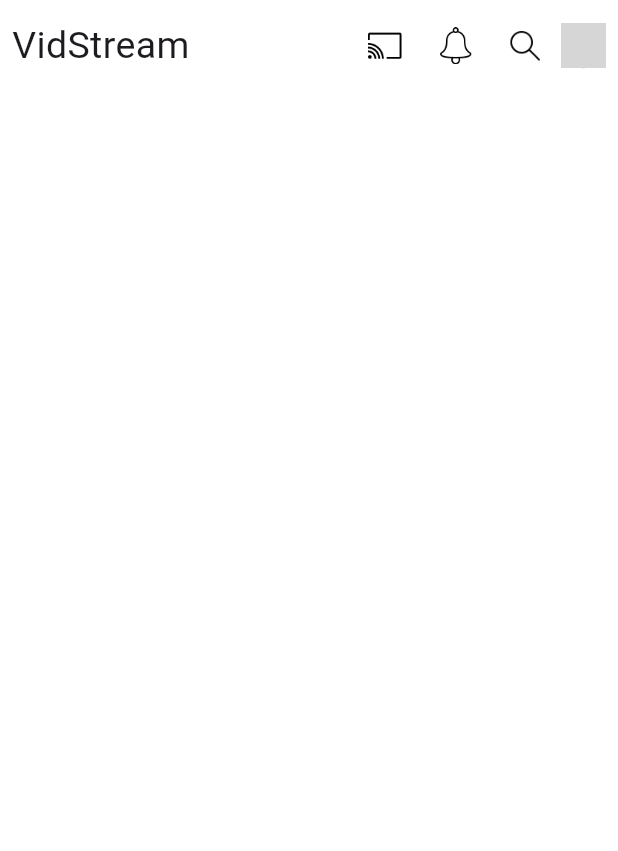
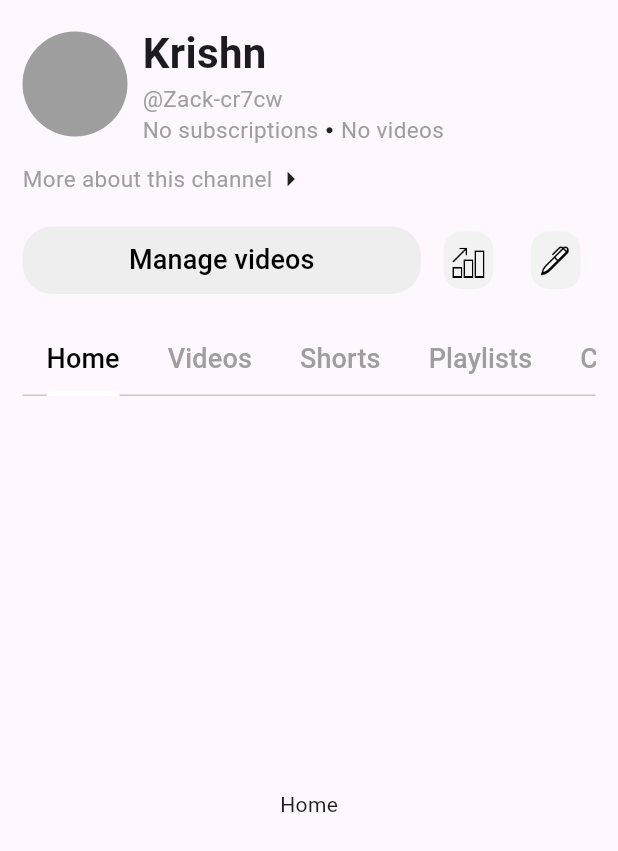
Before and after one commit to zack-04/vidstream, a Flutter app: the screen it shows once a user with an empty profile is signed in, on a phone screen of 412 x 824 dp. Shown: the top 851 px of the screen. Run offline on Flutter 3.47's test engine with Material 3 defaults, Android fonts, the phone set to English and light mode, and no system bars; our stand-ins replace cached_network_image, cloud_firestore, firebase_auth, firebase_core, flutter_riverpod, google_sign_in; accounts and stored records are empty; grey boxes are pictures that could not be loaded.

Commit message:
added  my channel page UI

```diff
--- /dev/null
+++ b/lib/features/channel/my_channel/pages/my_channel_page.dart
@@ -0,0 +1,44 @@
+import 'package:flutter/material.dart';
+import 'package:vidstream/features/channel/my_channel/parts/buttons.dart';
+import 'package:vidstream/features/channel/my_channel/parts/tab_bar.dart';
+import 'package:vidstream/features/channel/my_channel/parts/tab_pages.dart';
+import 'package:vidstream/features/channel/my_channel/parts/top_header.dart';
+
+class MyChannelPage extends StatelessWidget {
+  const MyChannelPage({super.key});
+
+  @override
+  Widget build(BuildContext context) {
+    return const DefaultTabController(
+      length: 7,
+      child: Scaffold(
+        body: SafeArea(
+          child: Padding(
+            padding: EdgeInsets.symmetric(horizontal: 15, vertical: 15),
+            child: Column(
+              crossAxisAlignment: CrossAxisAlignment.start,
+              children: [
+                TopHeader(),
+                SizedBox(height: 10),
+                Row(
+                  children: [
+                    Text(
+                      'More about this channel',
+                      style: TextStyle(fontSize: 15, color: Colors.grey),
+                    ),
+                    Icon(Icons.arrow_right_outlined)
+                  ],
+                ),
+                SizedBox(height: 20),
+                Buttons(),
+                SizedBox(height: 20),
+                PageTabBar(),
+                TabPages(),
+              ],
+            ),
+          ),
+        ),
+      ),
+    );
+  }
+}
--- /dev/null
+++ b/lib/features/channel/my_channel/parts/buttons.dart
@@ -0,0 +1,55 @@
+import 'package:flutter/material.dart';
+import 'package:vidstream/cores/widgets/image_button.dart';
+
+class Buttons extends StatelessWidget {
+  const Buttons({super.key});
+
+  @override
+  Widget build(BuildContext context) {
+    return Row(
+      children: [
+        Expanded(
+          flex: 5,
+          child: Container(
+            height: 45,
+            decoration: BoxDecoration(
+              borderRadius: BorderRadius.circular(20),
+              color: Colors.grey.shade200,
+            ),
+            child: TextButton(
+              onPressed: () {},
+              child: const Text(
+                'Manage videos',
+                style: TextStyle(
+                  fontSize: 18,
+                  fontWeight: FontWeight.w500,
+                  color: Colors.black,
+                ),
+              ),
+            ),
+          ),
+        ),
+        const SizedBox(
+          width: 5,
+        ),
+        Expanded(
+          child: ImageButton(
+            onPressed: () {},
+            image: "time-watched.png",
+            haveColor: true,
+          ),
+        ),
+        const SizedBox(
+          width: 5,
+        ),
+        Expanded(
+          child: ImageButton(
+            onPressed: () {},
+            image: "pen.png",
+            haveColor: true,
+          ),
+        ),
+      ],
+    );
+  }
+}
--- /dev/null
+++ b/lib/features/channel/my_channel/parts/tab_bar.dart
@@ -0,0 +1,80 @@
+import 'package:flutter/material.dart';
+
+class PageTabBar extends StatelessWidget {
+  const PageTabBar({super.key});
+
+  @override
+  Widget build(BuildContext context) {
+    return const TabBar(
+      isScrollable: true,
+      labelStyle: TextStyle(
+        fontSize: 18,
+        fontWeight: FontWeight.w500,
+      ),
+      indicatorSize: TabBarIndicatorSize.label,
+      labelColor: Colors.black,
+      unselectedLabelColor: Colors.grey,
+      indicatorColor: Colors.white,
+      tabAlignment: TabAlignment.start,
+      indicatorPadding: EdgeInsets.only(top: 15),
+      tabs: [
+        Tab(
+          child: Text(
+            'Home',
+            style: TextStyle(
+              fontSize: 18,
+            ),
+          ),
+        ),
+        Tab(
+          child: Text(
+            'Videos',
+            style: TextStyle(
+              fontSize: 18,
+            ),
+          ),
+        ),
+        Tab(
+          child: Text(
+            'Shorts',
+            style: TextStyle(
+              fontSize: 18,
+            ),
+          ),
+        ),
+        Tab(
+          child: Text(
+            'Playlists',
+            style: TextStyle(
+              fontSize: 18,
+            ),
+          ),
+        ),
+        Tab(
+          child: Text(
+            'Channel',
+            style: TextStyle(
+              fontSize: 18,
+            ),
+          ),
+        ),
+        Tab(
+          child: Text(
+            'Community',
+            style: TextStyle(
+              fontSize: 18,
+            ),
+          ),
+        ),
+        Tab(
+          child: Text(
+            'About',
+            style: TextStyle(
+              fontSize: 18,
+            ),
+          ),
+        ),
+      ],
+    );
+  }
+}
--- /dev/null
+++ b/lib/features/channel/my_channel/parts/tab_pages.dart
@@ -0,0 +1,36 @@
+import 'package:flutter/material.dart';
+
+class TabPages extends StatelessWidget {
+  const TabPages({super.key});
+
+  @override
+  Widget build(BuildContext context) {
+    return const Expanded(
+      child: TabBarView(
+        children: [
+          Center(
+            child: Text('Home'),
+          ),
+          Center(
+            child: Text('Videos'),
+          ),
+          Center(
+            child: Text('Shorts'),
+          ),
+          Center(
+            child: Text('Playlists'),
+          ),
+          Center(
+            child: Text('Channel'),
+          ),
+          Center(
+            child: Text('Communtiy'),
+          ),
+          Center(
+            child: Text('About'),
+          )
+        ],
+      ),
+    );
+  }
+}
--- /dev/null
+++ b/lib/features/channel/my_channel/parts/top_header.dart
@@ -0,0 +1,71 @@
+import 'package:flutter/material.dart';
+
+class TopHeader extends StatelessWidget {
+  const TopHeader({super.key});
+
+  @override
+  Widget build(BuildContext context) {
+    return const Column(
+      children: [
+        Row(
+          children: [
+            CircleAvatar(
+              backgroundColor: Colors.grey,
+              radius: 35,
+            ),
+            SizedBox(
+              width: 10,
+            ),
+            Column(
+              crossAxisAlignment: CrossAxisAlignment.start,
+              children: [
+                Text(
+                  'Krishn',
+                  style: TextStyle(
+                    fontSize: 28,
+                    fontWeight: FontWeight.bold,
+                  ),
+                ),
+                Text(
+                  '@Zack-cr7cw',
+                  style: TextStyle(
+                    fontSize: 15,
+                    color: Colors.grey,
+                  ),
+                ),
+                Row(
+                  children: [
+                    Text(
+                      'No subscriptions',
+                      style: TextStyle(
+                        fontSize: 15,
+                        color: Colors.grey,
+                      ),
+                    ),
+                    SizedBox(
+                      width: 5,
+                    ),
+                    Icon(
+                      Icons.circle,
+                      size: 5,
+                    ),
+                    SizedBox(
+                      width: 5,
+                    ),
+                    Text(
+                      'No videos',
+                      style: TextStyle(
+                        fontSize: 15,
+                        color: Colors.grey,
+                      ),
+                    )
+                  ],
+                )
+              ],
+            )
+          ],
+        ),
+      ],
+    );
+  }
+}
--- a/lib/features/channel/my_channel/widgets/edit_setting_dialog.dart
+++ b/lib/features/channel/my_channel/widgets/edit_setting_dialog.dart
@@ -5,10 +5,10 @@ class SettingsDialog extends StatefulWidget {
   final String identifier;
   final Function(String channelName)? onSave;
   const SettingsDialog({
-    Key? key,
+    super.key,
     required this.identifier,
     this.onSave,
-  }) : super(key: key);
+  });
 
   @override
   State<SettingsDialog> createState() => _SettingsDialogState();
--- a/lib/main.dart
+++ b/lib/main.dart
@@ -6,8 +6,8 @@ import 'package:flutter_riverpod/flutter_riverpod.dart';
 import 'package:vidstream/cores/screens/loader.dart';
 import 'package:vidstream/features/auth/pages/login_page.dart';
 import 'package:vidstream/features/auth/pages/username_page.dart';
+import 'package:vidstream/features/channel/my_channel/pages/my_channel_page.dart';
 import 'package:vidstream/firebase_options.dart';
-import 'package:vidstream/home_page.dart';
 
 void main() async {
   WidgetsFlutterBinding.ensureInitialized();
@@ -55,7 +55,7 @@ class MyApp extends StatelessWidget {
               } else if (snapshot.connectionState == ConnectionState.waiting) {
                 return const Loader();
               }
-              return const HomePage();
+              return const MyChannelPage();
             },
           );
         },
```
Also changed, not shown: assets/icons/pen.png (added), assets/icons/time-watched.png (added).
